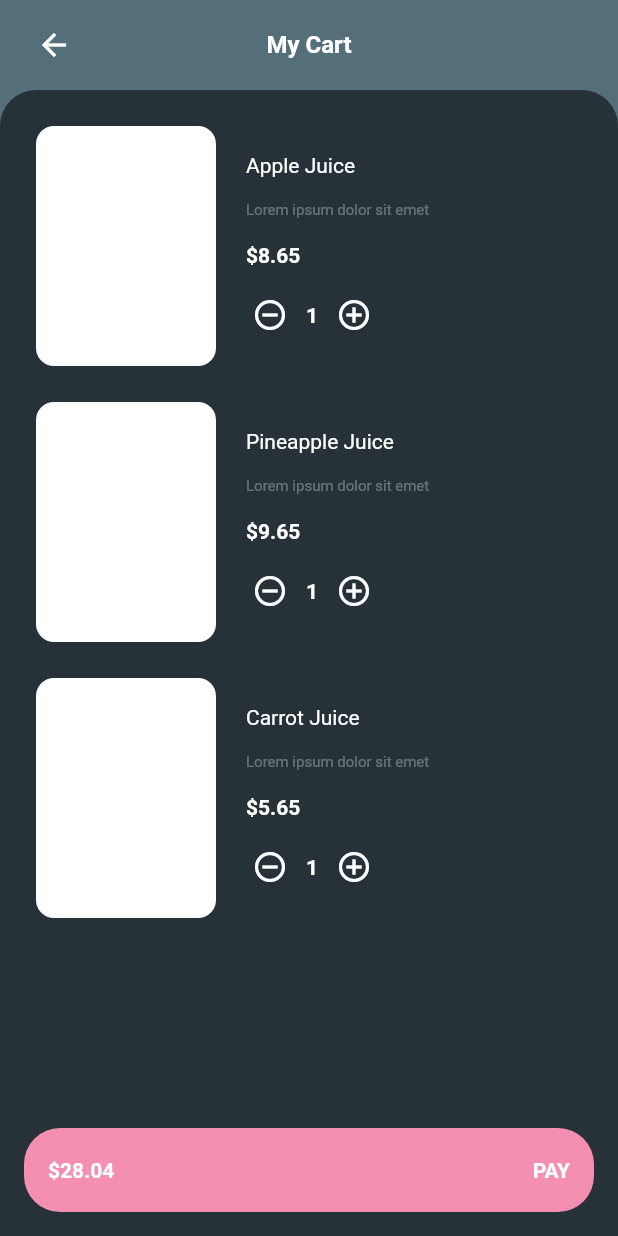
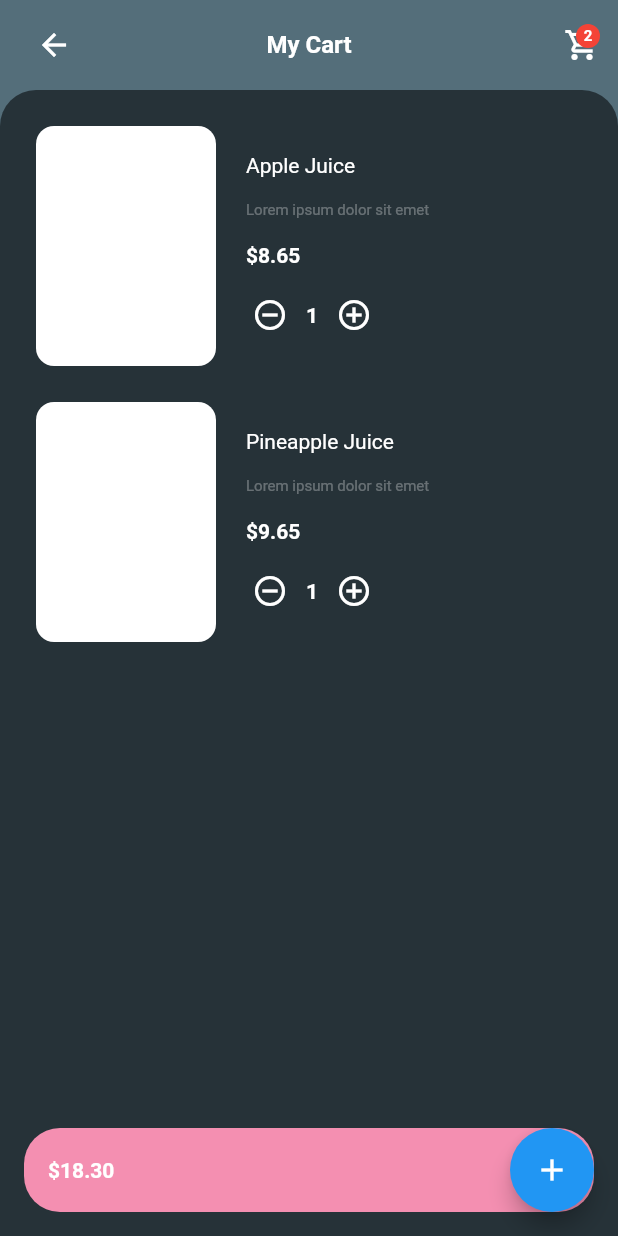
Before and after one commit to jai-spice/flutter_training_demo, a Flutter app: the screen it shows after launch, on a phone screen of 412 x 824 dp. Run offline on Flutter 3.47's test engine with Material 2 defaults, Android fonts, the phone set to English and light mode, and no system bars.

```diff
--- a/lib/main.dart
+++ b/lib/main.dart
@@ -11,6 +11,7 @@ class MyApp extends StatelessWidget {
   Widget build(BuildContext context) {
     return const MaterialApp(
       title: 'Material App',
+      debugShowCheckedModeBanner: false,
       home: Cart(),
     );
   }
--- a/lib/network/network_client.dart
+++ b/lib/network/network_client.dart
@@ -1,4 +1,7 @@
+import 'dart:convert';
+
 import 'package:demo/models/cart_item.dart';
+import 'package:flutter/services.dart';
 
 class NetworkClient {
   static final NetworkClient _instance = NetworkClient._internal();
@@ -6,80 +9,14 @@ class NetworkClient {
   factory NetworkClient() => _instance;
 
   Future<List<CartItem>> getCartItems() async {
-    await Future.delayed(const Duration(seconds: 3));
-    return const [
-      CartItem(
-        name: 'Apple Juice',
-        description: 'Lorem ipsum dolor sit emet',
-        price: '\$8.65',
-        quantity: 1,
-      ),
-      CartItem(
-        name: 'Pineapple Juice',
-        description: 'Lorem ipsum dolor sit emet',
-        price: '\$9.65',
-        quantity: 1,
-      ),
-      CartItem(
-        name: 'Carrot Juice',
-        description: 'Lorem ipsum dolor sit emet',
-        price: '\$5.65',
-        quantity: 1,
-      ),
-      CartItem(
-        name: 'Pomegranate Juice',
-        description: 'Lorem ipsum dolor sit emet',
-        price: '\$12.65',
-        quantity: 1,
-      ),
-      CartItem(
-        name: 'Apple Juice',
-        description: 'Lorem ipsum dolor sit emet',
-        price: '\$8.65',
-        quantity: 1,
-      ),
-      CartItem(
-        name: 'Pineapple Juice',
-        description: 'Lorem ipsum dolor sit emet',
-        price: '\$9.65',
-        quantity: 1,
-      ),
-      CartItem(
-        name: 'Carrot Juice',
-        description: 'Lorem ipsum dolor sit emet',
-        price: '\$5.65',
-        quantity: 1,
-      ),
-      CartItem(
-        name: 'Pomegranate Juice',
-        description: 'Lorem ipsum dolor sit emet',
-        price: '\$12.65',
-        quantity: 1,
-      ),
-      CartItem(
-        name: 'Apple Juice',
-        description: 'Lorem ipsum dolor sit emet',
-        price: '\$8.65',
-        quantity: 1,
-      ),
-      CartItem(
-        name: 'Pineapple Juice',
-        description: 'Lorem ipsum dolor sit emet',
-        price: '\$9.65',
-        quantity: 1,
-      ),
-      CartItem(
-        name: 'Carrot Juice',
-        description: 'Lorem ipsum dolor sit emet',
-        price: '\$5.65',
-        quantity: 1,
-      ),
-      CartItem(
-        name: 'Pomegranate Juice',
-        description: 'Lorem ipsum dolor sit emet',
-        price: '\$12.65',
-        quantity: 1,
-      ),
-    ];
+    try {
+      final String jsonString = await rootBundle
+          .loadString('assets/items.json'); // Getting data from API
+      final List itemList = jsonDecode(jsonString)
+          as List; // jsonDecode gives a dynamic output, it is upto us to determine whether it is a list or a single object.
+      return itemList.map((json) => CartItem.fromJson(json)).toList();
+    } catch (e) {
+      return [];
+    }
   }
 }
--- a/lib/pages/cart.dart
+++ b/lib/pages/cart.dart
@@ -1,3 +1,4 @@
+import 'package:demo/widgets/add_cart_item_button.dart';
 import 'package:demo/widgets/cart_items.dart';
 import 'package:flutter/material.dart';
 
@@ -11,9 +12,11 @@ class Cart extends StatelessWidget {
   Widget build(BuildContext context) {
     return Scaffold(
       backgroundColor: Colors.blueGrey[600],
+      floatingActionButton: const AddCartItemButton(),
+      floatingActionButtonLocation: FloatingActionButtonLocation.endFloat,
       body: Stack(children: [
         const MyAppBar(),
-        const CartItemListStatefulWidget(),
+        const CartItemListWidget(),
         Align(
           alignment: Alignment.bottomCenter,
           child: PayButton(
--- /dev/null
+++ b/lib/providers/cart_provider.dart
@@ -0,0 +1,31 @@
+import 'dart:async';
+
+import 'package:demo/models/cart_item.dart';
+
+class CartProvider {
+  List<CartItem>? value; // current value holder
+  CartProvider._() {
+    value = [];
+    _controller.add([]);
+  }
+  static CartProvider? _instance;
+  factory CartProvider() {
+    _instance ??= CartProvider._();
+    return _instance!;
+  }
+
+  final StreamController<List<CartItem>> _controller =
+      StreamController.broadcast();
+
+  Stream<List<CartItem>> get stream => _controller.stream;
+
+  Future<void> addCartItem(CartItem item) async {
+    value = [...value!, item];
+    _controller.add(value!);
+  }
+
+  Future<void> addCartItems(List<CartItem> items) async {
+    value = [...value!, ...items];
+    _controller.add(value!);
+  }
+}
--- /dev/null
+++ b/lib/widgets/add_cart_item_button.dart
@@ -0,0 +1,25 @@
+import 'package:demo/models/cart_item.dart';
+import 'package:demo/providers/cart_provider.dart';
+import 'package:flutter/material.dart';
+
+class AddCartItemButton extends StatelessWidget {
+  const AddCartItemButton({super.key});
+
+  @override
+  Widget build(BuildContext context) {
+    return FloatingActionButton(
+      onPressed: () {
+        final provider = CartProvider();
+        provider.addCartItem(
+          const CartItem(
+            name: 'Some Juice',
+            description: 'Some Description',
+            price: '\$6.00',
+            quantity: 1,
+          ),
+        );
+      },
+      child: const Icon(Icons.add),
+    );
+  }
+}
--- /dev/null
+++ b/lib/widgets/cart_counter.dart
@@ -0,0 +1,48 @@
+import 'package:demo/models/cart_item.dart';
+import 'package:demo/providers/cart_provider.dart';
+import 'package:flutter/material.dart';
+
+class CartCounter extends StatelessWidget {
+  const CartCounter({super.key});
+
+  @override
+  Widget build(BuildContext context) {
+    return SizedBox.square(
+      dimension: 24,
+      child: Stack(
+        children: [
+          const Icon(
+            Icons.shopping_cart_outlined,
+            color: Colors.white,
+          ),
+          Align(
+            alignment: const Alignment(1, -1.5),
+            child: ClipOval(
+              child: Container(
+                height: 16,
+                width: 16,
+                color: Colors.red,
+                child: Center(
+                  child: StreamBuilder<List<CartItem>>(
+                      stream: CartProvider().stream,
+                      builder: (context, snapshot) {
+                        return FittedBox(
+                          child: Text(
+                            snapshot.data?.length.toString() ?? '-',
+                            style: const TextStyle(
+                              color: Colors.white,
+                              fontSize: 10,
+                              fontWeight: FontWeight.bold,
+                            ),
+                          ),
+                        );
+                      }),
+                ),
+              ),
+            ),
+          )
+        ],
+      ),
+    );
+  }
+}
--- a/lib/widgets/cart_items.dart
+++ b/lib/widgets/cart_items.dart
@@ -1,67 +1,19 @@
 import 'package:demo/network/network_client.dart';
+import 'package:demo/providers/cart_provider.dart';
 import 'package:demo/utils/constants.dart';
 import 'package:flutter/material.dart';
 
 import '../models/cart_item.dart';
 
-class CartItemListWidget extends StatelessWidget {
-  const CartItemListWidget({
-    Key? key,
-  }) : super(key: key);
+class CartItemListWidget extends StatefulWidget {
+  const CartItemListWidget({super.key});
 
   @override
-  Widget build(BuildContext context) {
-    return Container(
-      margin: const EdgeInsets.only(top: kMyAppBarHeight),
-      decoration: BoxDecoration(
-        color: Colors.blueGrey[900],
-        borderRadius: const BorderRadius.only(
-          topLeft: Radius.circular(24),
-          topRight: Radius.circular(24),
-        ),
-      ),
-      child: FutureBuilder(
-        future: NetworkClient().getCartItems(),
-        builder: (context, snapshot) {
-          if (snapshot.data == null) {
-            return const Center(
-              child: CircularProgressIndicator(color: Colors.white),
-            );
-          }
-
-          final cartItems = snapshot.data!;
-
-          if (cartItems.isEmpty) {
-            return const Center(
-              child: Text(
-                'No Data Found',
-                style: TextStyle(color: Colors.grey),
-              ),
-            );
-          }
-          return ListView.builder(
-            itemBuilder: (context, index) {
-              return CartItemWidget(item: cartItems[index]);
-            },
-            itemCount: cartItems.length,
-          );
-        },
-      ),
-    );
-  }
+  State<CartItemListWidget> createState() => _CartItemListWidgetState();
 }
 
-class CartItemListStatefulWidget extends StatefulWidget {
-  const CartItemListStatefulWidget({super.key});
-
-  @override
-  State<CartItemListStatefulWidget> createState() =>
-      _CartItemListStatefulWidgetState();
-}
-
-class _CartItemListStatefulWidgetState
-    extends State<CartItemListStatefulWidget> {
-  List<CartItem>? cartItems;
+class _CartItemListWidgetState extends State<CartItemListWidget> {
+  final CartProvider cartProvider = CartProvider();
 
   @override
   void initState() {
@@ -71,19 +23,11 @@ class _CartItemListStatefulWidgetState
 
   Future<void> getCartItems() async {
     final items = await NetworkClient().getCartItems();
-    setState(() {
-      cartItems = items.take(3).toList();
-    });
+    cartProvider.addCartItems(items);
   }
 
-  Widget buildCartList() {
-    if (cartItems == null) {
-      return const Center(
-        child: CircularProgressIndicator(color: Colors.white),
-      );
-    }
-
-    if (cartItems!.isEmpty) {
+  Widget buildCartList(List<CartItem> cartItems) {
+    if (cartItems.isEmpty) {
       return const Center(
         child: Text(
           'No Data Found',
@@ -93,9 +37,9 @@ class _CartItemListStatefulWidgetState
     }
     return ListView.builder(
       itemBuilder: (context, index) {
-        return CartItemWidget(item: cartItems![index]);
+        return CartItemWidget(item: cartItems[index]);
       },
-      itemCount: cartItems!.length,
+      itemCount: cartItems.length,
     );
   }
 
@@ -110,7 +54,17 @@ class _CartItemListStatefulWidgetState
           topRight: Radius.circular(24),
         ),
       ),
-      child: buildCartList(),
+      child: StreamBuilder(
+        stream: cartProvider.stream,
+        builder: (context, snapshot) {
+          if (snapshot.data == null) {
+            return const Center(
+              child: CircularProgressIndicator(color: Colors.white),
+            );
+          }
+          return buildCartList(snapshot.data!);
+        },
+      ),
     );
   }
 }
--- a/lib/widgets/my_appbar.dart
+++ b/lib/widgets/my_appbar.dart
@@ -1,4 +1,5 @@
 import 'package:demo/utils/constants.dart';
+import 'package:demo/widgets/cart_counter.dart';
 import 'package:flutter/material.dart';
 
 class MyAppBar extends StatelessWidget {
@@ -31,6 +32,10 @@ class MyAppBar extends StatelessWidget {
               ),
             ),
           ),
+          Align(
+            alignment: Alignment.centerRight,
+            child: CartCounter(),
+          )
         ],
       ),
     );
--- a/lib/widgets/pay_button.dart
+++ b/lib/widgets/pay_button.dart
@@ -1,3 +1,5 @@
+import 'package:demo/models/cart_item.dart';
+import 'package:demo/providers/cart_provider.dart';
 import 'package:flutter/material.dart';
 
 class PayButton extends StatelessWidget {
@@ -27,12 +29,28 @@ class PayButton extends StatelessWidget {
           padding: const EdgeInsets.symmetric(vertical: 12, horizontal: 8),
           child: Row(
             mainAxisAlignment: MainAxisAlignment.spaceBetween,
-            children: const [
-              Text(
-                '\$28.04',
-                style: TextStyle(fontWeight: FontWeight.bold),
-              ),
-              Text(
+            children: [
+              StreamBuilder<List<CartItem>>(
+                  stream: CartProvider().stream,
+                  builder: (context, snapshot) {
+                    final String value;
+
+                    if (snapshot.data == null) {
+                      value = '-';
+                    } else {
+                      value =
+                          snapshot.data!.fold(0.0, (previousValue, element) {
+                        return previousValue +
+                            double.parse(element.price.replaceFirst('\$', ''));
+                      }).toStringAsFixed(2);
+                    }
+
+                    return Text(
+                      "\$$value",
+                      style: const TextStyle(fontWeight: FontWeight.bold),
+                    );
+                  }),
+              const Text(
                 'PAY',
                 style: TextStyle(fontWeight: FontWeight.bold),
               ),
```
Also changed, not shown: assets/items.json (added, +14 -0 lines), pubspec.yaml (+4 -5 lines).
